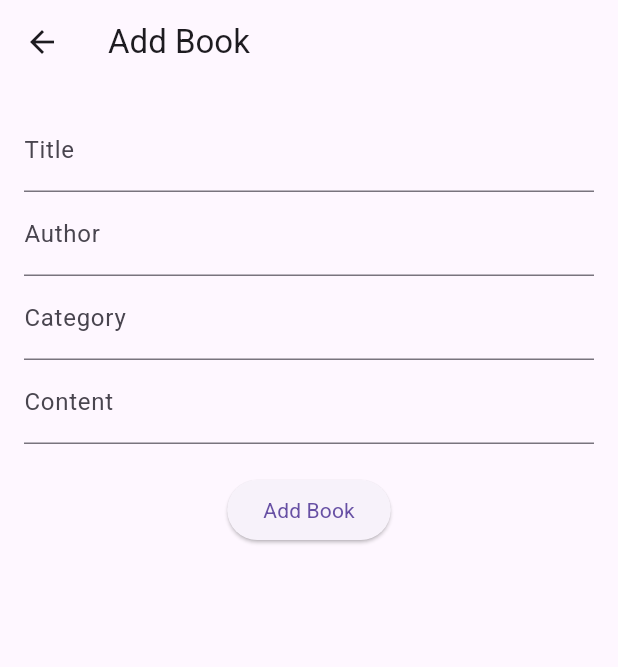
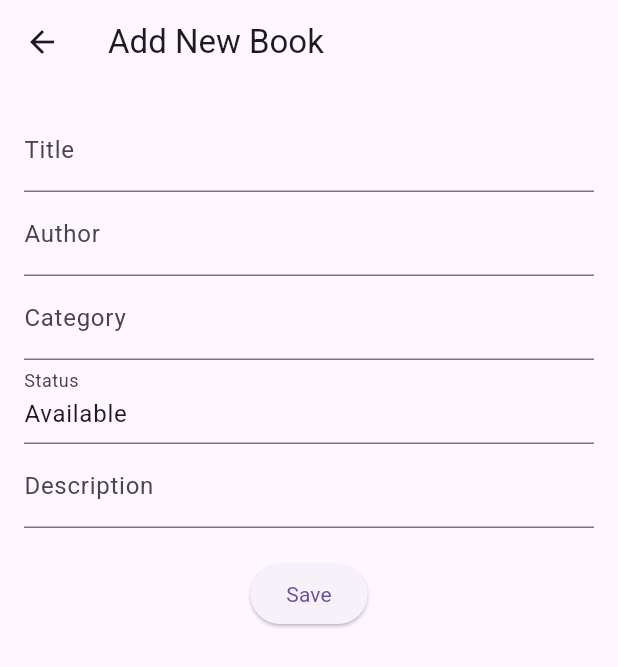
Before and after one commit to dsppr/mini_library, a Flutter app: the screen it shows after launch, after a tap on the "add" icon, on a phone screen of 412 x 824 dp. Shown: the top 667 px of the screen. Run offline on Flutter 3.47's test engine with Material 3 defaults, Android fonts, the phone set to English and light mode, and no system bars; our stand-ins replace sqflite; accounts and stored records are empty.

Commit message:
Logika Sudah di Perbaiki

```diff
--- /dev/null
+++ b/devtools_options.yaml
@@ -0,0 +1,3 @@
+description: This file stores settings for Dart & Flutter DevTools.
+documentation: https://docs.flutter.dev/tools/devtools/extensions#configure-extension-enablement-states
+extensions:
--- a/lib/db/database_helper.dart
+++ b/lib/db/database_helper.dart
@@ -1,7 +1,11 @@
-import 'dart:async';
 import 'package:path/path.dart';
 import 'package:sqflite/sqflite.dart';
-import '../models/buku.dart';
+
+// void printDatabasePath() async {
+//   String path = join(await getDatabasesPath(),
+//       'mini_library.db'); // Ganti 'my_database.db' dengan nama database Anda
+//   print('Database path: $path');
+// }
 
 class DatabaseHelper {
   static final DatabaseHelper instance = DatabaseHelper._init();
@@ -9,14 +13,12 @@ class DatabaseHelper {
 
   DatabaseHelper._init();
 
-  // Getter untuk mendapatkan instance database
   Future<Database> get database async {
     if (_database != null) return _database!;
-    _database = await _initDB('library.db');
+    _database = await _initDB('mini_library.db');
     return _database!;
   }
 
-  // Inisialisasi database
   Future<Database> _initDB(String filePath) async {
     final dbPath = await getDatabasesPath();
     final path = join(dbPath, filePath);
@@ -28,58 +30,39 @@ class DatabaseHelper {
     );
   }
 
-  // Membuat tabel di database
   Future _createDB(Database db, int version) async {
-    await db.execute('''
+    const bookTable = '''
     CREATE TABLE books (
       id INTEGER PRIMARY KEY AUTOINCREMENT,
       title TEXT NOT NULL,
       author TEXT NOT NULL,
-        category TEXT NOT NULL,
+      category TEXT,
       status TEXT NOT NULL,
-        content TEXT NOT NULL,
-        coverImage TEXT
+      description TEXT
     )
-    ''');
+    ''';
+    await db.execute(bookTable);
   }
 
-  // Fungsi untuk menambahkan data buku
-  Future<int> insertBook(Buku buku) async {
+  Future<int> insert(String table, Map<String, dynamic> values) async {
     final db = await instance.database;
-    return await db.insert('books', buku.toMap());
+    return await db.insert(table, values);
   }
 
-  // Fungsi untuk mengambil semua data buku
-  Future<List<Buku>> fetchBooks() async {
+  Future<List<Map<String, dynamic>>> queryAll(String table) async {
     final db = await instance.database;
-    final result = await db.query('books');
-    return result.map((map) => Buku.fromMap(map)).toList();
+    return await db.query(table);
   }
 
-  // Fungsi untuk memperbarui data buku
-  Future<int> updateBook(Buku buku) async {
+  Future<int> update(String table, Map<String, dynamic> values,
+      String whereClause, List whereArgs) async {
     final db = await instance.database;
-    return await db.update(
-      'books',
-      buku.toMap(),
-      where: 'id = ?',
-      whereArgs: [buku.id],
-    );
+    return await db.update(table, values,
+        where: whereClause, whereArgs: whereArgs);
   }
 
-  // Fungsi untuk menghapus data buku
-  Future<int> deleteBook(int id) async {
+  Future<int> delete(String table, String whereClause, List whereArgs) async {
     final db = await instance.database;
-    return await db.delete(
-      'books',
-      where: 'id = ?',
-      whereArgs: [id],
-    );
-  }
-
-  // Menutup koneksi database
-  Future close() async {
-    final db = await instance.database;
-    db.close();
+    return await db.delete(table, where: whereClause, whereArgs: whereArgs);
   }
 }
--- a/lib/main.dart
+++ b/lib/main.dart
@@ -1,20 +1,20 @@
 import 'package:flutter/material.dart';
 import 'package:provider/provider.dart';
-import './viewmodels/buku_viewmodel.dart';
-import './views/home_page.dart';
+import 'viewmodels/book_viewmodel.dart';
+import 'views/home_page.dart';
 
 void main() {
   runApp(const MyApp());
 }
 
 class MyApp extends StatelessWidget {
-  const MyApp({super.key});
+  const MyApp({Key? key}) : super(key: key);
 
   @override
   Widget build(BuildContext context) {
     return MultiProvider(
       providers: [
-        ChangeNotifierProvider(create: (_) => BukuViewModel()),
+        ChangeNotifierProvider(create: (_) => BookViewModel()),
       ],
       child: MaterialApp(
         debugShowCheckedModeBanner: false,
@@ -22,7 +22,7 @@ class MyApp extends StatelessWidget {
         theme: ThemeData(
           primarySwatch: Colors.blue,
         ),
-        home: const HomePage(), // Ganti dengan halaman utama Anda
+        home: const HomePage(),
       ),
     );
   }
--- a/lib/models/buku.dart
+++ b/lib/models/book.dart
@@ -1,23 +1,20 @@
-class Buku {
+class Book {
   final int? id;
   final String title;
   final String author;
   final String category;
-  final String status; // Available or Borrowed
-  final String content;
-  final String? coverImage;
+  final String status;
+  final String description;
 
-  Buku({
+  Book({
     this.id,
     required this.title,
     required this.author,
     required this.category,
     required this.status,
-    required this.content,
-    this.coverImage,
+    required this.description,
   });
 
-  // Convert object to Map (for SQLite)
   Map<String, dynamic> toMap() {
     return {
       'id': id,
@@ -25,21 +22,18 @@ class Buku {
       'author': author,
       'category': category,
       'status': status,
-      'content': content,
-      'coverImage': coverImage,
+      'description': description,
     };
   }
 
-  // Convert Map to object
-  factory Buku.fromMap(Map<String, dynamic> map) {
-    return Buku(
+  static Book fromMap(Map<String, dynamic> map) {
+    return Book(
       id: map['id'],
       title: map['title'],
       author: map['author'],
       category: map['category'],
       status: map['status'],
-      content: map['content'],
-      coverImage: map['coverImage'],
+      description: map['description'],
     );
   }
 }
--- /dev/null
+++ b/lib/viewmodels/book_viewmodel.dart
@@ -0,0 +1,47 @@
+import 'package:flutter/material.dart';
+import '../db/database_helper.dart';
+import '../models/book.dart';
+
+class BookViewModel extends ChangeNotifier {
+  List<Book> _books = [];
+  List<Book> get books => _books;
+
+  final _dbHelper = DatabaseHelper.instance;
+
+  Future<void> loadBooks() async {
+    try {
+      final data = await _dbHelper.queryAll('books');
+      _books = data.map((item) => Book.fromMap(item)).toList();
+      notifyListeners();
+    } catch (e) {
+      debugPrint("Error loading books: $e");
+    }
+  }
+
+  Future<void> addBook(Book book) async {
+    try {
+      await _dbHelper.insert('books', book.toMap());
+      await loadBooks();
+    } catch (e) {
+      debugPrint("Error adding book: $e");
+    }
+  }
+
+  Future<void> updateBook(Book book) async {
+    try {
+      await _dbHelper.update('books', book.toMap(), 'id = ?', [book.id]);
+      await loadBooks();
+    } catch (e) {
+      debugPrint("Error updating book: $e");
+    }
+  }
+
+  Future<void> deleteBook(int id) async {
+    try {
+      await _dbHelper.delete('books', 'id = ?', [id]);
+      await loadBooks();
+    } catch (e) {
+      debugPrint("Error deleting book: $e");
+    }
+  }
+}
--- a/lib/viewmodels/buku_viewmodel.dart
+++ /dev/null
@@ -1,34 +0,0 @@
-import 'package:flutter/material.dart';
-import '../db/database_helper.dart';
-import '../models/buku.dart';
-
-class BukuViewModel extends ChangeNotifier {
-  final DatabaseHelper _dbHelper = DatabaseHelper.instance;
-
-  List<Buku> _books = [];
-  List<Buku> get books => _books;
-
-  // Fetch all books from the database
-  Future<void> fetchBooks() async {
-    _books = await _dbHelper.fetchBooks();
-    notifyListeners();
-  }
-
-  // Add a new book
-  Future<void> addBook(Buku buku) async {
-    await _dbHelper.insertBook(buku);
-    await fetchBooks(); // Refresh the list
-  }
-
-  // Update an existing book
-  Future<void> updateBook(Buku buku) async {
-    await _dbHelper.updateBook(buku);
-    await fetchBooks(); // Refresh the list
-  }
-
-  // Delete a book
-  Future<void> deleteBook(int id) async {
-    await _dbHelper.deleteBook(id);
-    await fetchBooks(); // Refresh the list
-  }
-}
--- /dev/null
+++ b/lib/views/add_book_page.dart
@@ -0,0 +1,104 @@
+import 'package:flutter/material.dart';
+import 'package:provider/provider.dart';
+import '../models/book.dart';
+import '../viewmodels/book_viewmodel.dart';
+
+class AddBookPage extends StatefulWidget {
+  final Book? book;
+
+  const AddBookPage({Key? key, this.book}) : super(key: key);
+
+  @override
+  AddBookPageState createState() => AddBookPageState();
+}
+
+class AddBookPageState extends State<AddBookPage> {
+  final _formKey = GlobalKey<FormState>();
+  final _titleController = TextEditingController();
+  final _authorController = TextEditingController();
+  final _categoryController = TextEditingController();
+  final _statusController = TextEditingController();
+  final _descriptionController = TextEditingController();
+
+  @override
+  void initState() {
+    super.initState();
+    if (widget.book != null) {
+      _titleController.text = widget.book!.title;
+      _authorController.text = widget.book!.author;
+      _categoryController.text = widget.book!.category;
+      _statusController.text = widget.book!.status;
+      _descriptionController.text = widget.book!.description;
+    } else {
+      _statusController.text = 'Available';
+    }
+  }
+
+  @override
+  Widget build(BuildContext context) {
+    final bookViewModel = Provider.of<BookViewModel>(context, listen: false);
+
+    return Scaffold(
+      appBar: AppBar(
+          title: Text(widget.book == null ? 'Add New Book' : 'Edit Book')),
+      body: Padding(
+        padding: const EdgeInsets.all(16.0),
+        child: Form(
+          key: _formKey,
+          child: Column(
+            children: [
+              TextFormField(
+                controller: _titleController,
+                decoration: const InputDecoration(labelText: 'Title'),
+                validator: (value) => value == null || value.isEmpty
+                    ? 'Please enter a title'
+                    : null,
+              ),
+              TextFormField(
+                controller: _authorController,
+                decoration: const InputDecoration(labelText: 'Author'),
+                validator: (value) => value == null || value.isEmpty
+                    ? 'Please enter an author'
+                    : null,
+              ),
+              TextFormField(
+                controller: _categoryController,
+                decoration: const InputDecoration(labelText: 'Category'),
+              ),
+              TextFormField(
+                controller: _statusController,
+                decoration: const InputDecoration(labelText: 'Status'),
+              ),
+              TextFormField(
+                controller: _descriptionController,
+                decoration: const InputDecoration(labelText: 'Description'),
+              ),
+              const SizedBox(height: 20),
+              ElevatedButton(
+                onPressed: () {
+                  if (_formKey.currentState!.validate()) {
+                    final newBook = Book(
+                      id: widget.book?.id,
+                      title: _titleController.text,
+                      author: _authorController.text,
+                      category: _categoryController.text,
+                      status: _statusController.text,
+                      description: _descriptionController.text,
+                    );
+                    if (widget.book == null) {
+                      bookViewModel.addBook(newBook);
+                    } else {
+                      bookViewModel.updateBook(newBook);
+                    }
+                    Navigator.pop(context);
+                  }
+                },
+                child: Text(widget.book == null ? 'Save' : 'Update'),
+              ),
+            ],
+          ),
+        ),
+      ),
+    );
+  }
+}
--- a/lib/views/add_edit_page.dart
+++ /dev/null
@@ -1,86 +0,0 @@
-import 'package:flutter/material.dart';
-import 'package:provider/provider.dart';
-import '../models/buku.dart';
-import '../viewmodels/buku_viewmodel.dart';
-
-class AddEditPage extends StatefulWidget {
-  final Buku? book;
-
-  const AddEditPage({super.key, this.book});
-
-  @override
-  AddEditPageState createState() => AddEditPageState();
-}
-
-class AddEditPageState extends State<AddEditPage> {
-  final _formKey = GlobalKey<FormState>();
-  String? _title, _author, _category, _content; //tambahkan _status nanti
-
-  @override
-  Widget build(BuildContext context) {
-    final bukuViewModel = Provider.of<BukuViewModel>(context, listen: false);
-
-    return Scaffold(
-      appBar: AppBar(
-        title: Text(widget.book == null ? 'Add Book' : 'Edit Book'),
-      ),
-      body: Padding(
-        padding: const EdgeInsets.all(16.0),
-        child: Form(
-          key: _formKey,
-          child: Column(
-            children: [
-              TextFormField(
-                initialValue: widget.book?.title,
-                decoration: const InputDecoration(labelText: 'Title'),
-                onSaved: (value) => _title = value,
-                validator: (value) =>
-                    value == null || value.isEmpty ? 'Enter title' : null,
-              ),
-              TextFormField(
-                initialValue: widget.book?.author,
-                decoration: const InputDecoration(labelText: 'Author'),
-                onSaved: (value) => _author = value,
-              ),
-              TextFormField(
-                initialValue: widget.book?.category,
-                decoration: const InputDecoration(labelText: 'Category'),
-                onSaved: (value) => _category = value,
-              ),
-              TextFormField(
-                initialValue: widget.book?.content,
-                decoration: const InputDecoration(labelText: 'Content'),
-                onSaved: (value) => _content = value,
-              ),
-              const SizedBox(height: 20),
-              ElevatedButton(
-                onPressed: () {
-                  if (_formKey.currentState!.validate()) {
-                    _formKey.currentState!.save();
-                    final newBook = Buku(
-                      id: widget.book?.id,
-                      title: _title!,
-                      author: _author!,
-                      category: _category!,
-                      status: 'Available',
-                      content: _content!,
-                    );
-
-                    if (widget.book == null) {
-                      bukuViewModel.addBook(newBook);
-                    } else {
-                      bukuViewModel.updateBook(newBook);
-                    }
-
-                    Navigator.pop(context);
-                  }
-                },
-                child: Text(widget.book == null ? 'Add Book' : 'Save Changes'),
-              ),
-            ],
-          ),
-        ),
-      ),
-    );
-  }
-}
--- a/lib/views/home_page.dart
+++ b/lib/views/home_page.dart
@@ -1,59 +1,39 @@
 import 'package:flutter/material.dart';
 import 'package:provider/provider.dart';
-import '../viewmodels/buku_viewmodel.dart';
+import '../viewmodels/book_viewmodel.dart';
+import '../views/add_book_page.dart';
 import '../views/detail_page.dart';
-import '../views/add_edit_page.dart';
 
-class HomePage extends StatelessWidget {
-  const HomePage({super.key});
+class HomePage extends StatefulWidget {
+  const HomePage({Key? key}) : super(key: key);
+
+  @override
+  HomePageState createState() => HomePageState();
+}
+
+class HomePageState extends State<HomePage> {
+  @override
+  void initState() {
+    super.initState();
+    Provider.of<BookViewModel>(context, listen: false).loadBooks();
+  }
 
   @override
   Widget build(BuildContext context) {
-    final bukuViewModel = Provider.of<BukuViewModel>(context);
+    final bookViewModel = Provider.of<BookViewModel>(context);
 
     return Scaffold(
-      appBar: AppBar(
-        title: const Text('Mini Library'),
-        actions: [
-          // Button untuk refresh daftar buku
-          IconButton(
-            icon: const Icon(Icons.refresh),
-            onPressed: () {
-              bukuViewModel.fetchBooks();
-            },
-          ),
-        ],
-      ),
-      body: FutureBuilder(
-        future: bukuViewModel.fetchBooks(),
-        builder: (context, snapshot) {
-          if (snapshot.connectionState == ConnectionState.waiting) {
-            return const Center(child: CircularProgressIndicator());
-          } else if (snapshot.hasError) {
-            return const Center(child: Text('Failed to load books.'));
-          } else {
-            final books = bukuViewModel.books;
-            if (books.isEmpty) {
-              return const Center(
-                child: Text('No books available.'),
-              );
-            }
-            return ListView.builder(
-              itemCount: books.length,
+      appBar: AppBar(title: const Text('Mini Library')),
+      body: bookViewModel.books.isEmpty
+          ? const Center(child: Text('No books available.'))
+          : ListView.builder(
+              itemCount: bookViewModel.books.length,
               itemBuilder: (context, index) {
-                final book = books[index];
+                final book = bookViewModel.books[index];
                 return ListTile(
-                  leading: CircleAvatar(
-                    backgroundImage: book.coverImage != null
-                        ? NetworkImage(book.coverImage!)
-                        : null,
-                    child:
-                        book.coverImage == null ? const Icon(Icons.book) : null,
-                  ),
                   title: Text(book.title),
-                  subtitle: Text('by ${book.author}'),
+                  subtitle: Text(book.author),
                   onTap: () {
-                    // Navigasi ke halaman detail buku
                     Navigator.push(
                       context,
                       MaterialPageRoute(
@@ -63,19 +43,15 @@ class HomePage extends StatelessWidget {
                   },
                 );
               },
-            );
-          }
-        },
-      ),
+            ),
       floatingActionButton: FloatingActionButton(
-        child: const Icon(Icons.add),
         onPressed: () {
-          // Navigasi ke halaman tambah/edit buku
           Navigator.push(
             context,
-            MaterialPageRoute(builder: (context) => const AddEditPage()),
+            MaterialPageRoute(builder: (context) => const AddBookPage()),
           );
         },
+        child: const Icon(Icons.add),
       ),
     );
   }
--- a/lib/views/reading_page.dart
+++ b/lib/views/reading_page.dart
@@ -1,53 +1,27 @@
 import 'package:flutter/material.dart';
-import 'package:provider/provider.dart';
-import '../models/buku.dart';
-import '../viewmodels/buku_viewmodel.dart';
+import '../models/book.dart';
 
 class ReadingPage extends StatelessWidget {
-  final Buku book;
+  final Book book;
 
-  const ReadingPage({super.key, required this.book});
+  const ReadingPage({Key? key, required this.book}) : super(key: key);
 
   @override
   Widget build(BuildContext context) {
-    final bukuViewModel = Provider.of<BukuViewModel>(context, listen: false);
-
     return Scaffold(
       appBar: AppBar(
-        title: Text(book.title),
+        title: Text('Reading: ${book.title}'),
       ),
       body: Padding(
         padding: const EdgeInsets.all(16.0),
-        child: Column(
-          children: [
-            Expanded(
-              child: SingleChildScrollView(
-                child: Text(
-                  book.content, // Menampilkan konten buku
-                  style: const TextStyle(fontSize: 18),
-                ),
-              ),
-            ),
-            const SizedBox(height: 20),
-            ElevatedButton(
-              onPressed: () {
-                if (book.status != 'Dipinjam') {
-                  final updatedBook = Buku(
-                    id: book.id,
-                    title: book.title,
-                    author: book.author,
-                    category: book.category,
-                    status: 'Dipinjam', // Ubah status menjadi dipinjam
-                    content: book.content,
-                  );
-                  bukuViewModel.updateBook(updatedBook);
-                  Navigator.pop(
-                      context); // Kembali ke halaman detail setelah pinjam
-                }
-              },
-              child: const Text('Pinjam Buku'),
-            ),
-          ],
+        child: Center(
+          child: Text(
+            'Here is the content of the book "${book.title}".\n\n'
+            'Author: ${book.author}\n\n'
+            '(Simulasi konten buku dapat dimuat di sini)',
+            style: Theme.of(context).textTheme.bodyMedium,
+            textAlign: TextAlign.center,
+          ),
         ),
       ),
     );
--- a/pubspec.yaml
+++ b/pubspec.yaml
@@ -12,8 +12,8 @@ dependencies:
   flutter:
     sdk: flutter
   provider: ^6.0.0 # State management for MVVM architecture
-  sqflite: ^2.0.0 # SQLite database for CRUD operations
-  path: ^1.8.0 # Helper library to manage file paths
+  sqflite: ^2.4.1 # SQLite database for CRUD operations
+  path: 1.9.0 # Helper library to manage file paths
   google_fonts: ^4.0.3 # For custom fonts
   fluttertoast: ^8.2.1 # For showing toast messages (e.g., success notifications)
 
```
Also changed, not shown: lib/views/detail_page.dart (+47 -59 lines). Lines whose indentation alone changed are shown as unchanged.
